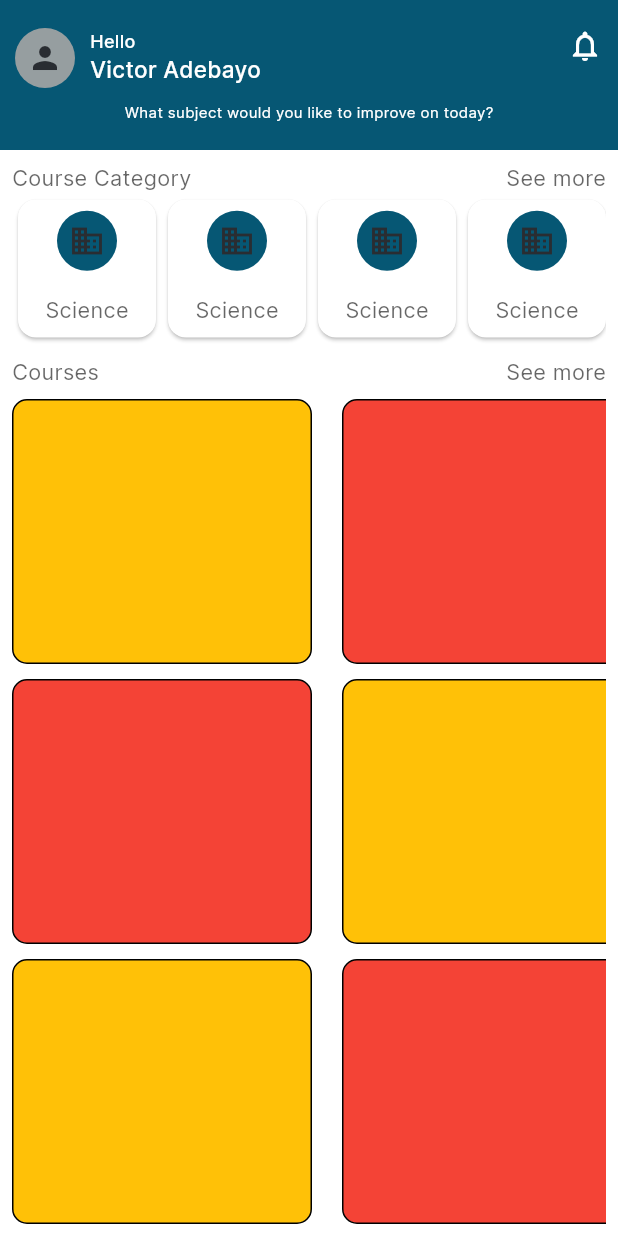
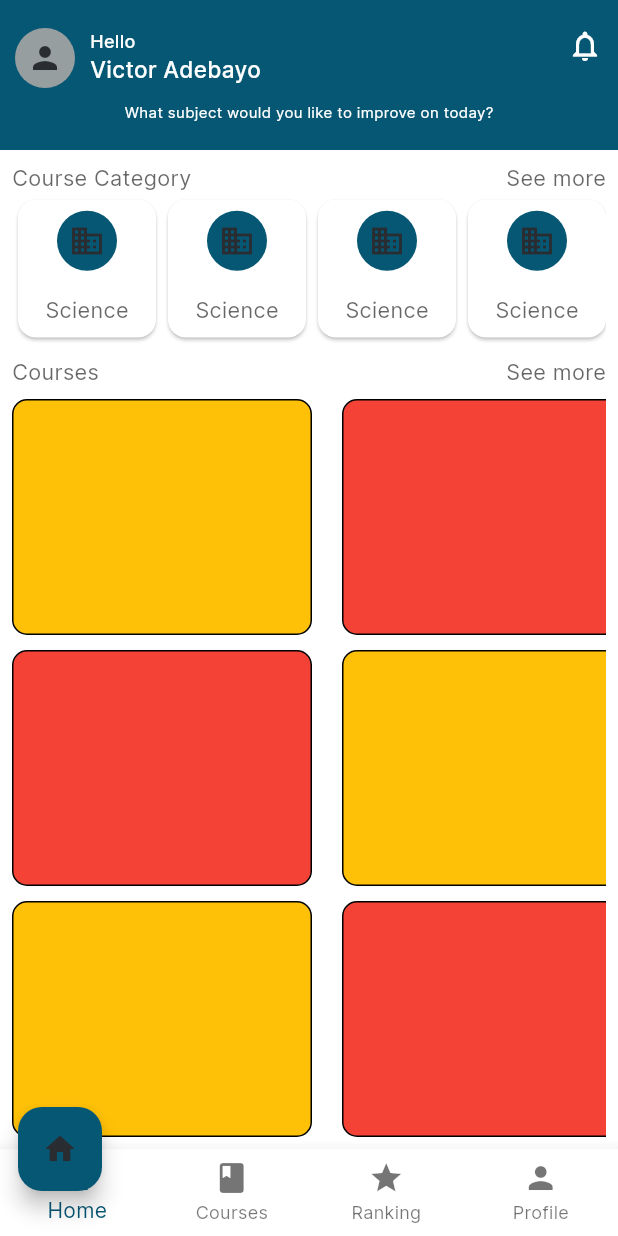
Before and after one commit to xanderelsmith/hermoine, a Flutter app: the HomePage screen opened directly, on a phone screen of 412 x 824 dp. Run offline on Flutter 3.47's test engine with Material 3 defaults, Android fonts, the phone set to English and light mode, and no system bars; our stand-ins replace cached_network_image, cloud_firestore, file_picker, firebase_auth, firebase_core, flutter_gemini and 4 more; missing offline and left inert: syncfusion_flutter_pdf, syncfusion_flutter_pdfviewer; accounts and stored records are empty.

Commit message:
fixed bottom bar

```diff
--- a/lib/src/core/widgets/specialtextfield.dart
+++ b/lib/src/core/widgets/specialtextfield.dart
@@ -56,8 +56,8 @@ class SpecialTextfield extends StatelessWidget {
         suffixIcon: suffixwidget,
         prefixIcon: prefixwidget,
         border: OutlineInputBorder(
-            borderRadius: borderRadius ??
-                const BorderRadius.all(const Radius.circular(4.0)),
+            borderRadius:
+                borderRadius ?? const BorderRadius.all(Radius.circular(4.0)),
             borderSide: const BorderSide(color: Colors.black)),
       ),
     );
--- a/lib/src/features/home/presentation/pages/homepage.dart
+++ b/lib/src/features/home/presentation/pages/homepage.dart
@@ -1,19 +1,50 @@
+// ignore_for_file: public_member_api_docs, sort_constructors_first
 import 'package:flutter/material.dart';
+
 import 'package:hermione/src/core/constants/size_utils.dart';
 import 'package:hermione/src/core/global/userdetail.dart';
+import 'package:hermione/src/features/home/presentation/widgets/styledappbar.dart';
+
 import '../widgets/homepage/coursecategory.dart';
 import '../widgets/homepage/courseslist.dart';
-import '../widgets/styledappbar.dart';
 
-class HomePage extends StatelessWidget {
-  const HomePage({super.key, this.userDetails});
+class HomePage extends StatefulWidget {
+  const HomePage({
+    Key? key,
+    this.userDetails,
+  }) : super(key: key);
   final UserDetails? userDetails;
   static String id = 'homepage';
+
+  @override
+  State<HomePage> createState() => _HomePageState();
+}
+
+class _HomePageState extends State<HomePage> {
   @override
   Widget build(BuildContext context) {
-    return const Scaffold(
-      appBar: CustomAppBar(),
-      body: Padding(
+    return Scaffold(
+      floatingActionButtonLocation:
+          FloatingActionButtonLocation.miniStartDocked,
+      floatingActionButton: AnimatedPositioned(
+        duration: const Duration(milliseconds: 300),
+        bottom: _fabPosition,
+        child: FloatingActionButton(
+          onPressed: () => print('FAB pressed'),
+          child: Icon(BottomNavItem.values[_selectedIndex].data),
+        ),
+      ),
+      bottomNavigationBar: BottomNavigationBar(
+          type: BottomNavigationBarType.fixed,
+          currentIndex: _selectedIndex,
+          onTap: (index) => setState(() => _selectedIndex = index),
+          items: List.generate(
+              BottomNavItem.values.length,
+              (index) => BottomNavigationBarItem(
+                  icon: Icon(BottomNavItem.values[index].data),
+                  label: BottomNavItem.values[index].name))),
+      appBar: const CustomAppBar(),
+      body: const Padding(
         padding: EdgeInsets.all(8.0),
         child: Column(
           children: [HomePageCourseCategory(), Courses()],
@@ -22,3 +53,18 @@ class HomePage extends StatelessWidget {
     );
   }
 }
+
+int _selectedIndex = 0;
+double _fabPosition = 0.0;
+
+// Models
+enum BottomNavItem {
+  home(Icons.home, 'Home'),
+  courses(Icons.book, 'Courses'),
+  ranking(Icons.star, 'Ranking'),
+  profile(Icons.person, 'Profile');
+
+  final String name;
+  final IconData data;
+  const BottomNavItem(this.data, this.name);
+}
--- a/lib/src/features/home/presentation/widgets/homepage/allcoursescategoriesListscreen.dart
+++ b/lib/src/features/home/presentation/widgets/homepage/allcoursescategoriesListscreen.dart
@@ -53,7 +53,7 @@ class AllCourseCategoriesListScreen extends StatelessWidget {
                             ),
                           ),
                           Padding(
-                            padding: EdgeInsets.all(
+                            padding: const EdgeInsets.all(
                               20.0,
                             ),
                             child: Text(
```
